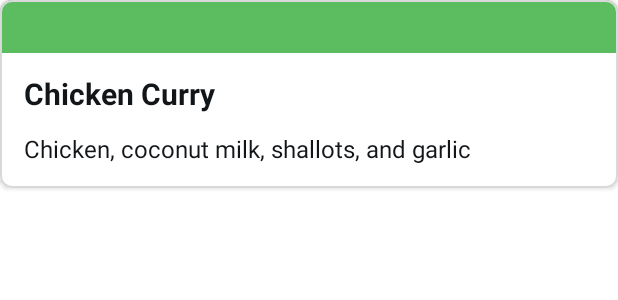
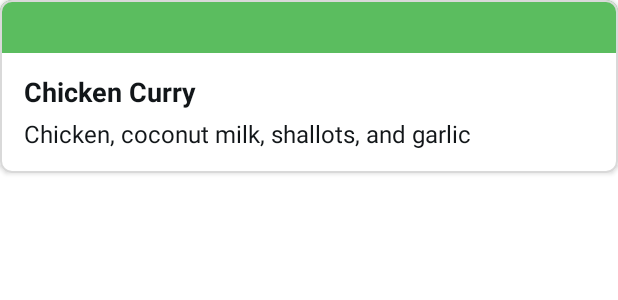
Before and after one commit to TeamFoodWise/foodwise-mobile, an Android app built with Jetpack Compose: the @Preview function DefaultPreview7, on a phone screen of 412 x 824 dp. Shown: the top 300 px of the screen. Run offline under Robolectric (Android 15) with nearby library versions, the phone set to English and light mode, and no system bars; network calls fail.

Commit message:
feat(recipe recommendation): improved recipes recommendation page

```diff
--- a/app/src/main/java/bangkit/kiki/foodwisemobile/ui/recipesRecommendation/component/RecipeRecommendationCard.kt
+++ b/app/src/main/java/bangkit/kiki/foodwisemobile/ui/recipesRecommendation/component/RecipeRecommendationCard.kt
@@ -84,10 +84,10 @@ fun RecipeRecommendationCard(item: RecipeRecommendationModel) {
                         text = item.name,
                         color = Black,
                         fontWeight = FontWeight.Bold,
-                        fontSize = 20.sp
+                        fontSize = 18.sp
                     )
 
-                    Spacer(modifier = Modifier.height(16.dp))
+                    Spacer(modifier = Modifier.height(8.dp))
 
                     Text(
                         text = ingredientsString,
@@ -97,7 +97,7 @@ fun RecipeRecommendationCard(item: RecipeRecommendationModel) {
             }
         }
 
-        Spacer(modifier = Modifier.height(24.dp))
+        Spacer(modifier = Modifier.height(8.dp))
     }
 }
 
```
Also changed, not shown: app/src/main/java/bangkit/kiki/foodwisemobile/ui/recipesRecommendation/RecipesRecommendationActivity.kt (+16 -12 lines).
